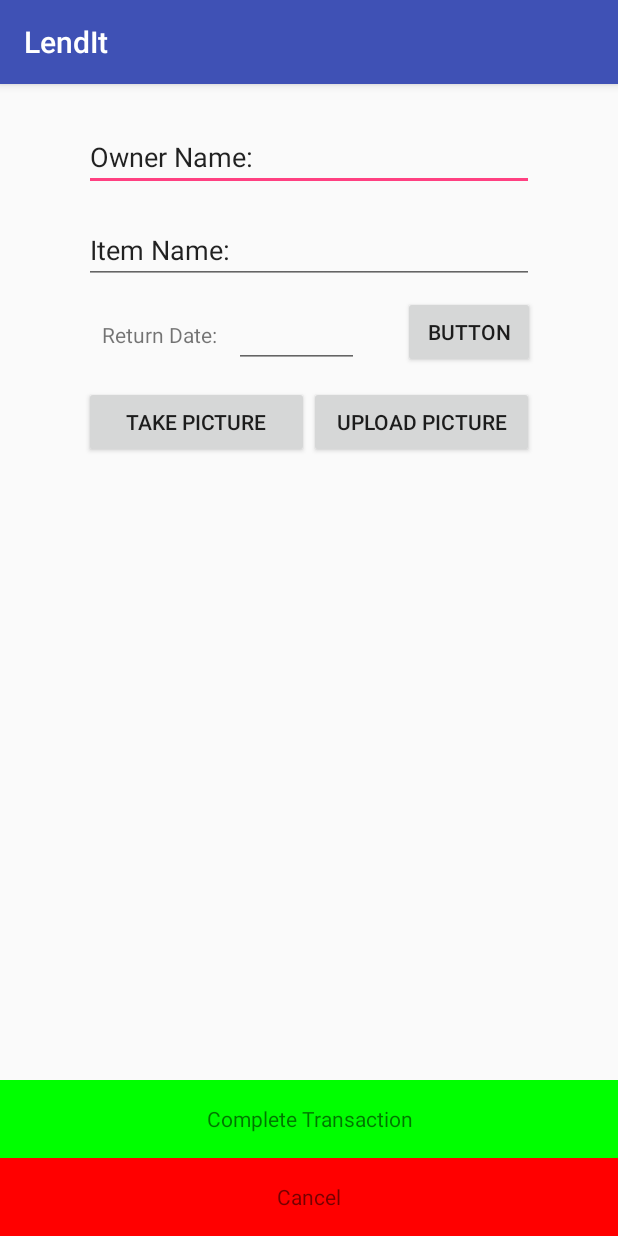
After one commit to amikmandal/LendIt, an Android app: the NewTransaction screen opened directly, with no data from a screen before it, on a phone screen of 412 x 824 dp. The commit adds this screen. Run offline under Robolectric (Android 15) with nearby library versions, the phone set to English and light mode, and no system bars; Roboto replaces fonts that are not available here.

Commit message:
new transaction layout, no functionality

```diff
--- a/app/src/main/AndroidManifest.xml
+++ b/app/src/main/AndroidManifest.xml
@@ -6,8 +6,7 @@
     <uses-permission android:name="android.permission.GET_ACCOUNTS" />
     <uses-permission android:name="android.permission.READ_PROFILE" />
     <uses-permission android:name="android.permission.READ_CONTACTS" />
-
-    <uses-permission android:name="android.permission.INTERNET"/>
+    <uses-permission android:name="android.permission.INTERNET" />
 
     <application
         android:allowBackup="true"
@@ -16,9 +15,6 @@
         android:roundIcon="@mipmap/ic_launcher_round"
         android:supportsRtl="true"
         android:theme="@style/AppTheme">
-
-
-
         <activity
             android:name=".LoginActivity"
             android:label="@string/app_name">
@@ -27,12 +23,11 @@
 
                 <category android:name="android.intent.category.LAUNCHER" />
             </intent-filter>
-
-
         </activity>
 
-        <meta-data android:name="com.facebook.sdk.ApplicationId"
-            android:value="@string/facebook_app_id"/>
+        <meta-data
+            android:name="com.facebook.sdk.ApplicationId"
+            android:value="@string/facebook_app_id" />
         <meta-data
             android:name="preloaded_fonts"
             android:resource="@array/preloaded_fonts" />
@@ -49,9 +44,8 @@
 
         <activity
             android:name=".MainActivity"
-            android:label="@string/title_activity_main"></activity>
+            android:label="@string/title_activity_main" />
+        <activity android:name=".NewTransaction"></activity>
     </application>
 
-
-
 </manifest>
--- a/app/src/main/java/com/example/sabrinapin/lendit/LoginActivity.java
+++ b/app/src/main/java/com/example/sabrinapin/lendit/LoginActivity.java
@@ -59,8 +59,6 @@ public class LoginActivity extends AppCompatActivity  {
     CheckBox checkBox;
     SharedPreferences sharedPref;
 
-
-    //TODO BIG PROBLEM WITH COMING BACK IN AFTER ALREADY LOGGING IN
 
     @Override
     protected void onCreate(Bundle savedInstanceState) {
--- /dev/null
+++ b/app/src/main/java/com/example/sabrinapin/lendit/NewTransaction.java
@@ -0,0 +1,13 @@
+package com.example.sabrinapin.lendit;
+
+import android.support.v7.app.AppCompatActivity;
+import android.os.Bundle;
+
+public class NewTransaction extends AppCompatActivity {
+
+    @Override
+    protected void onCreate(Bundle savedInstanceState) {
+        super.onCreate(savedInstanceState);
+        setContentView(R.layout.activity_new_transaction);
+    }
+}
--- /dev/null
+++ b/app/src/main/res/layout/activity_new_transaction.xml
@@ -0,0 +1,97 @@
+<?xml version="1.0" encoding="utf-8"?>
+<RelativeLayout xmlns:android="http://schemas.android.com/apk/res/android"
+    xmlns:app="http://schemas.android.com/apk/res-auto"
+    xmlns:tools="http://schemas.android.com/tools"
+    android:layout_width="match_parent"
+    android:layout_height="match_parent"
+    tools:context=".NewTransaction">
+
+    <EditText
+        android:id="@+id/editOwner"
+        android:layout_width="300dp"
+        android:layout_height="wrap_content"
+        android:layout_alignParentTop="true"
+        android:layout_centerHorizontal="true"
+        android:layout_marginTop="26dp"
+        android:ems="10"
+        android:inputType="textPersonName"
+        android:text="Owner Name:" />
+
+    <EditText
+        android:id="@+id/editItem"
+        android:layout_width="300dp"
+        android:layout_height="wrap_content"
+        android:layout_alignParentTop="true"
+        android:layout_centerHorizontal="true"
+        android:layout_marginTop="88dp"
+        android:ems="10"
+        android:inputType="textPersonName"
+        android:text="Item Name:" />
+
+    <Button
+        android:id="@+id/takePicture"
+        android:layout_width="150dp"
+        android:layout_height="wrap_content"
+        android:layout_alignParentTop="true"
+        android:layout_alignStart="@+id/editOwner"
+        android:layout_marginTop="201dp"
+        android:text="Take Picture" />
+
+    <Button
+        android:id="@+id/uploadPicture"
+        android:layout_width="150dp"
+        android:layout_height="wrap_content"
+        android:layout_alignEnd="@+id/editOwner"
+        android:layout_alignTop="@+id/takePicture"
+        android:text="Upload Picture" />
+
+    <EditText
+        android:id="@+id/editText3"
+        android:layout_width="83dp"
+        android:layout_height="wrap_content"
+        android:layout_alignTop="@+id/textView4"
+        android:layout_toEndOf="@+id/textView4"
+        android:ems="10"
+        android:inputType="date" />
+
+    <TextView
+        android:id="@+id/textView4"
+        android:layout_width="100dp"
+        android:layout_height="46dp"
+        android:layout_alignParentTop="true"
+        android:layout_alignStart="@+id/editOwner"
+        android:layout_marginTop="144dp"
+        android:text="Return Date:"
+        android:textAlignment="center"
+        android:gravity="center"/>
+
+    <Button
+        android:id="@+id/button4"
+        android:layout_width="wrap_content"
+        android:layout_height="wrap_content"
+        android:layout_alignBottom="@+id/editText3"
+        android:layout_alignParentEnd="true"
+        android:layout_marginEnd="55dp"
+        android:text="Button" />
+
+    <TextView
+        android:id="@+id/textView5"
+        android:layout_width="match_parent"
+        android:layout_height="52dp"
+        android:layout_above="@+id/textView6"
+        android:layout_alignParentStart="true"
+        android:background="#00FF00"
+        android:gravity="center"
+        android:text="Complete Transaction" />
+
+    <TextView
+        android:id="@+id/textView6"
+        android:layout_width="match_parent"
+        android:layout_height="52dp"
+        android:layout_alignParentBottom="true"
+        android:layout_alignParentStart="true"
+        android:text="Cancel"
+        android:gravity="center"
+        android:background="#FF0000"/>
+
+</RelativeLayout>
--- a/build.gradle
+++ b/build.gradle
@@ -8,7 +8,7 @@ buildscript {
         mavenCentral()
     }
     dependencies {
-        classpath 'com.android.tools.build:gradle:3.0.1'
+        classpath 'com.android.tools.build:gradle:3.1.0'
 
 
         // NOTE: Do not place your application dependencies here; they belong
```
Also changed, not shown: gradle/wrapper/gradle-wrapper.properties.
